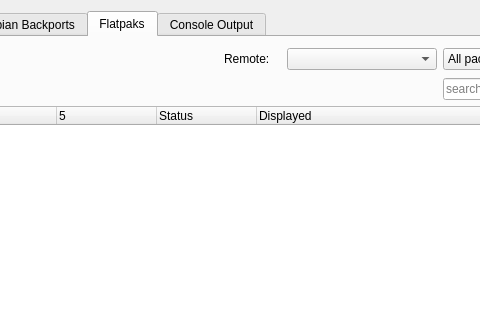
Above: mainwindow.ui from CachyOS/packageinstaller before the change; both pictures show x 366 to 846 and y 0 to 320 of the 1031 by 528 pixel window. Below: the same form after it.
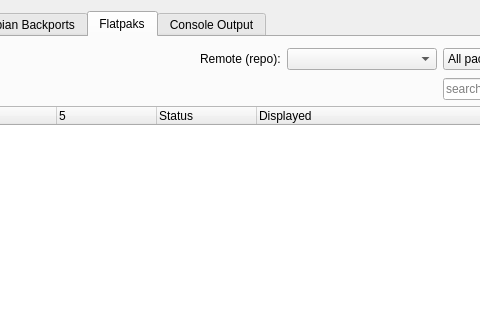
That is the form after the change. Icons and pictures are not drawn.

```diff
--- a/mainwindow.ui
+++ b/mainwindow.ui
@@ -1396,7 +1396,7 @@
        <item row="1" column="7">
         <widget class="QLabel" name="label_9">
          <property name="text">
-          <string>Remote:</string>
+          <string>Remote (repo):</string>
          </property>
         </widget>
        </item>
```
